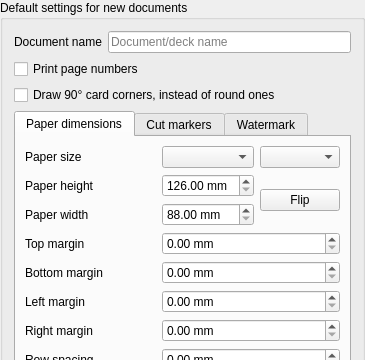
Old version of the form resources/ui/page_config_widget.ui in the repository luziferius/MTGProxyPrinter; both pictures show x 0 to 365 and y 0 to 360 of the 365 by 643 pixel window.
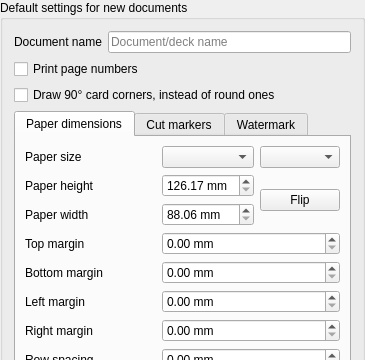
New version of the form. Icons and pictures are not drawn.

Commit message:
PageConfigWidget: Slightly increase the minimal custom paper size dimensions so that it can fit an oversized card.
FossilOrigin-Name: 34600f3510b06675b422acb4cffb728c8ba8712f8c99e93c0636b002b030de39

```diff
--- a/resources/ui/page_config_widget.ui
+++ b/resources/ui/page_config_widget.ui
@@ -188,7 +188,7 @@
           <string> mm</string>
          </property>
          <property name="minimum">
-          <double>88.000000000000000</double>
+          <double>88.060000000000002</double>
          </property>
          <property name="maximum">
           <double>10000.000000000000000</double>
@@ -273,7 +273,7 @@
           <string> mm</string>
          </property>
          <property name="minimum">
-          <double>126.000000000000000</double>
+          <double>126.170000000000002</double>
          </property>
          <property name="maximum">
           <double>10000.000000000000000</double>
```
